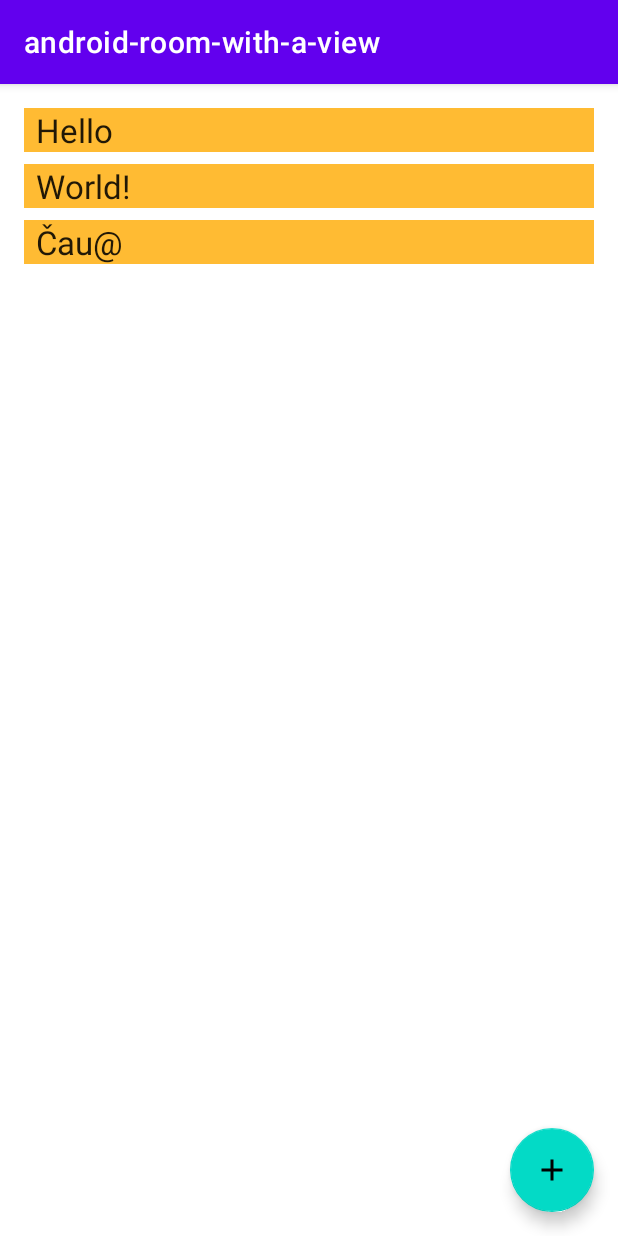
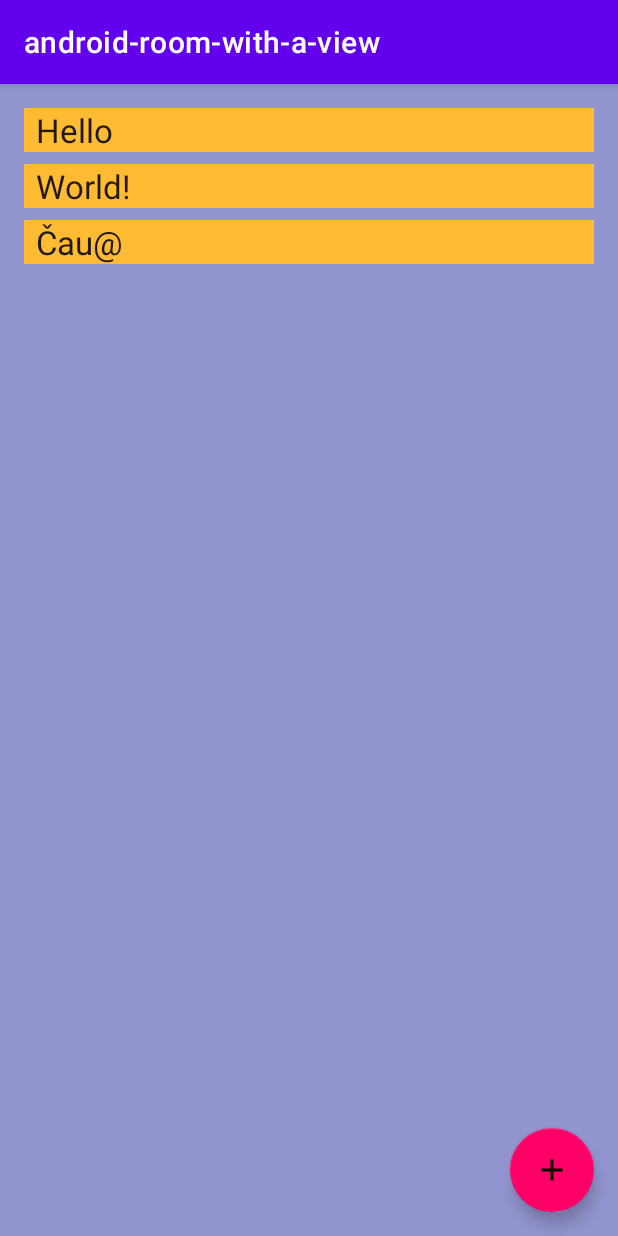
Before and after one commit to o-kolesik/Persistentni-ukladani-dat-do-SQLite-pomoci-Android-Room, an Android app: the screen it shows after launch (MainActivity), on a phone screen of 412 x 824 dp. Run offline under Robolectric (Android 15) with nearby library versions, the phone set to English and light mode, and no system bars; our stand-ins replace Room's generated code.

Commit message:
vše hotovo, drobné kosmetické úpravy

```diff
--- a/app/src/main/res/layout/activity_main.xml
+++ b/app/src/main/res/layout/activity_main.xml
@@ -13,21 +13,23 @@
         android:id="@+id/recyclerview"
         android:layout_width="0dp"
         android:layout_height="0dp"
-        tools:listitem="@layout/recyclerview_item"
+        android:background="#9294CF"
         android:padding="@dimen/big_padding"
         app:layout_constraintBottom_toBottomOf="parent"
         app:layout_constraintLeft_toLeftOf="parent"
         app:layout_constraintRight_toRightOf="parent"
-        app:layout_constraintTop_toTopOf="parent" />
+        app:layout_constraintTop_toTopOf="parent"
+        tools:listitem="@layout/recyclerview_item" />
 
     <com.google.android.material.floatingactionbutton.FloatingActionButton
         android:id="@+id/fab"
-        app:layout_constraintBottom_toBottomOf="parent"
-        app:layout_constraintEnd_toEndOf="parent"
         android:layout_width="wrap_content"
         android:layout_height="wrap_content"
         android:layout_margin="16dp"
         android:contentDescription="@string/add_word"
-        android:src="@drawable/ic_baseline_add_24"/>
+        android:src="@drawable/ic_baseline_add_24"
+        app:backgroundTint="#FF0066"
+        app:layout_constraintBottom_toBottomOf="parent"
+        app:layout_constraintEnd_toEndOf="parent" />
 
 </androidx.constraintlayout.widget.ConstraintLayout>
--- a/app/src/main/res/values/colors.xml
+++ b/app/src/main/res/values/colors.xml
@@ -7,6 +7,6 @@
     <color name="teal_700">#FF018786</color>
     <color name="black">#FF000000</color>
     <color name="white">#FFFFFFFF</color>
-    <color name="colorAccent">#9C27B0</color>
+    <color name="colorAccent">#FF0084</color>
     <color name="buttonLabel">#FFFFFF</color>
 </resources>
```
Also changed, not shown: app/src/main/res/layout/activity_new_word.xml (+6 -5 lines).
